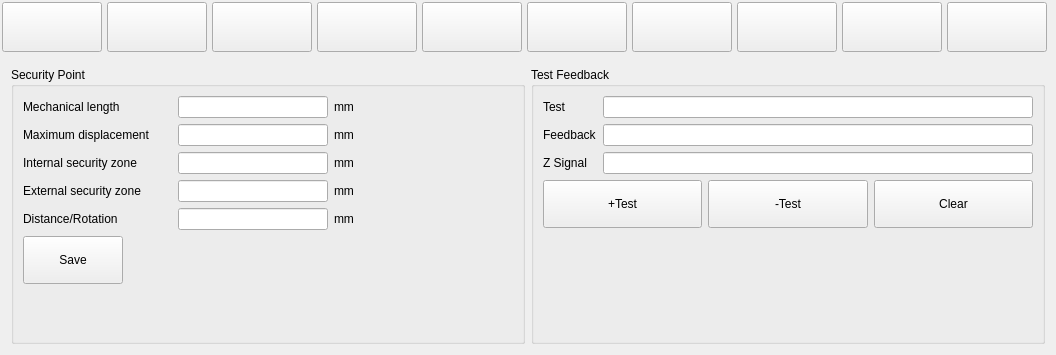
This is hcsettings/icmachinestructpage.ui in GaussCheng/2-5AxisPunch as Qt 5 draws it before an edit. The edited form follows.
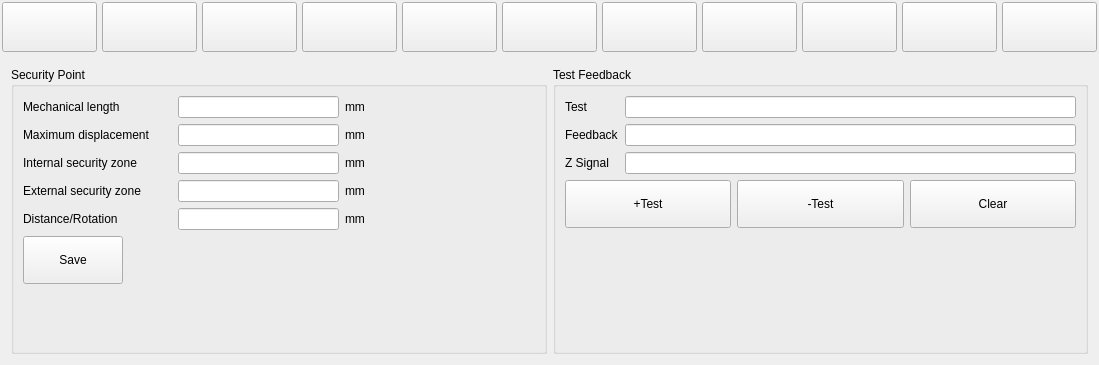
This is the edited form. Custom widgets are drawn as their Qt base class.

```diff
--- a/hcsettings/icmachinestructpage.ui
+++ b/hcsettings/icmachinestructpage.ui
@@ -7,7 +7,7 @@
     <x>0</x>
     <y>0</y>
     <width>1056</width>
-    <height>355</height>
+    <height>365</height>
    </rect>
   </property>
   <property name="windowTitle">
@@ -34,7 +34,7 @@
       <widget class="QPushButton" name="axisXToolButton">
        <property name="minimumSize">
         <size>
-         <width>100</width>
+         <width>95</width>
          <height>50</height>
         </size>
        </property>
@@ -57,7 +57,7 @@
       <widget class="QPushButton" name="axisYToolButton">
        <property name="minimumSize">
         <size>
-         <width>100</width>
+         <width>95</width>
          <height>50</height>
         </size>
        </property>
@@ -80,7 +80,7 @@
       <widget class="QPushButton" name="axisZToolButton">
        <property name="minimumSize">
         <size>
-         <width>100</width>
+         <width>95</width>
          <height>50</height>
         </size>
        </property>
@@ -103,7 +103,7 @@
       <widget class="QPushButton" name="axisPToolButton">
        <property name="minimumSize">
         <size>
-         <width>100</width>
+         <width>95</width>
          <height>50</height>
         </size>
        </property>
@@ -126,7 +126,7 @@
       <widget class="QPushButton" name="axisQToolButton">
        <property name="minimumSize">
         <size>
-         <width>100</width>
+         <width>95</width>
          <height>50</height>
         </size>
        </property>
@@ -149,7 +149,7 @@
       <widget class="QPushButton" name="axisAToolButton">
        <property name="minimumSize">
         <size>
-         <width>100</width>
+         <width>95</width>
          <height>50</height>
         </size>
        </property>
@@ -172,7 +172,7 @@
       <widget class="QPushButton" name="axisBToolButton">
        <property name="minimumSize">
         <size>
-         <width>100</width>
+         <width>95</width>
          <height>50</height>
         </size>
        </property>
@@ -195,7 +195,7 @@
       <widget class="QPushButton" name="axisCToolButton">
        <property name="minimumSize">
         <size>
-         <width>100</width>
+         <width>95</width>
          <height>50</height>
         </size>
        </property>
@@ -218,7 +218,30 @@
       <widget class="QPushButton" name="structDefButton">
        <property name="minimumSize">
         <size>
-         <width>100</width>
+         <width>95</width>
+         <height>50</height>
+        </size>
+       </property>
+       <property name="styleSheet">
+        <string notr="true">width:60px ;
+height:30px;</string>
+       </property>
+       <property name="text">
+        <string/>
+       </property>
+       <property name="checkable">
+        <bool>true</bool>
+       </property>
+       <attribute name="buttonGroup">
+        <string notr="true">buttonGroup</string>
+       </attribute>
+      </widget>
+     </item>
+     <item>
+      <widget class="QPushButton" name="servoToolButton">
+       <property name="minimumSize">
+        <size>
+         <width>95</width>
          <height>50</height>
         </size>
        </property>
@@ -241,7 +264,7 @@
       <widget class="QPushButton" name="timeLimitButton">
        <property name="minimumSize">
         <size>
-         <width>100</width>
+         <width>95</width>
          <height>50</height>
         </size>
        </property>
```
Left out of the diff: 11 changed lines with no effect on the pictures.
